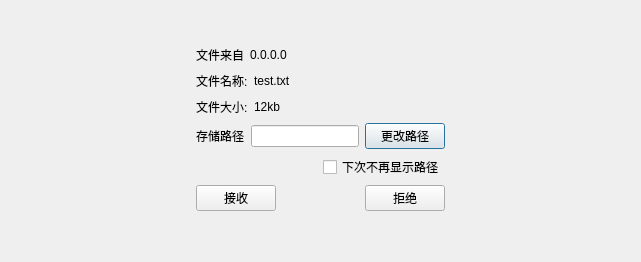
This is receivefile.ui in shuzibanshou/woniu as Qt 5 draws it before an edit. The edited form follows.
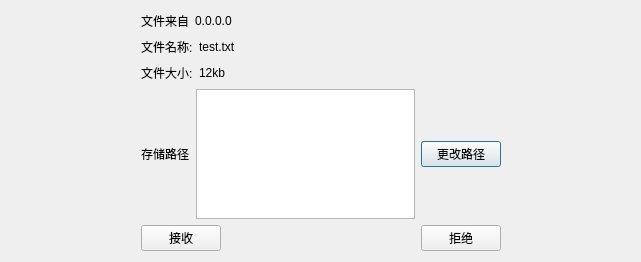
This is the edited form.

The edit to the form file:
```diff
--- a/receivefile.ui
+++ b/receivefile.ui
@@ -171,11 +171,7 @@
         </widget>
        </item>
        <item>
-        <widget class="QLineEdit" name="saveFilePath">
-         <property name="readOnly">
-          <bool>false</bool>
-         </property>
-        </widget>
+        <widget class="QTextEdit" name="saveFilePath"/>
        </item>
        <item>
         <widget class="QPushButton" name="modifySaveFilePath">
@@ -187,28 +183,7 @@
       </layout>
      </item>
      <item>
-      <layout class="QHBoxLayout" name="horizontalLayout_4">
-       <item>
-        <spacer name="horizontalSpacer_4">
-         <property name="orientation">
-          <enum>Qt::Horizontal</enum>
-         </property>
-         <property name="sizeHint" stdset="0">
-          <size>
-           <width>40</width>
-           <height>20</height>
-          </size>
-         </property>
-        </spacer>
-       </item>
-       <item>
-        <widget class="QCheckBox" name="checkBox">
-         <property name="text">
-          <string>下次不再显示路径</string>
-         </property>
-        </widget>
-       </item>
-      </layout>
+      <layout class="QHBoxLayout" name="horizontalLayout_4"/>
      </item>
      <item>
       <layout class="QHBoxLayout" name="horizontalLayout_3">
```
Left out of the diff: 32 changed lines with no effect on the pictures.
